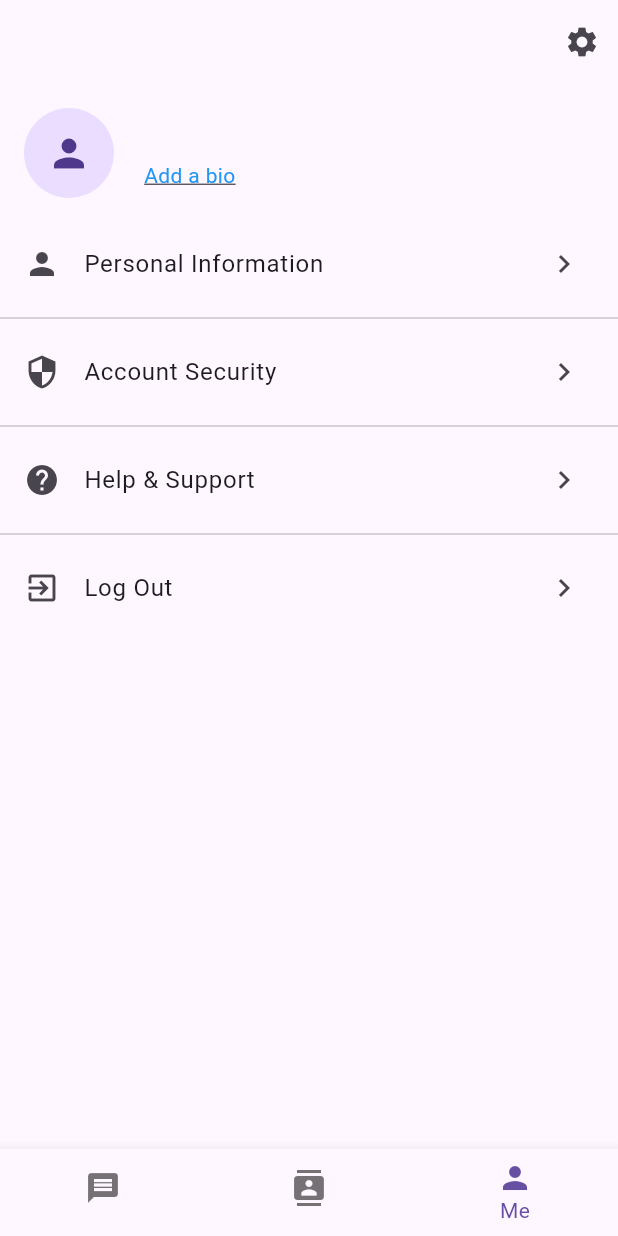
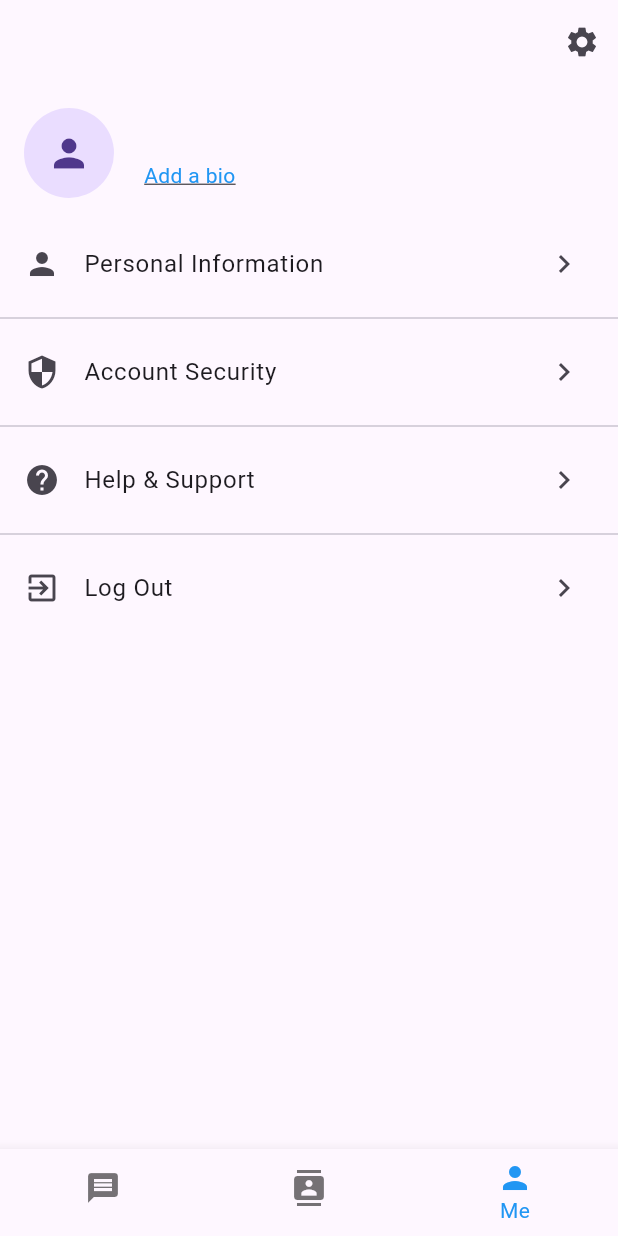
Before and after one commit to GaryXian/Flutter-Real-time-Messaging-and-Video-calls-Application, a Flutter app: the screen it shows once a user with an empty profile is signed in, item 3 of the bottom bar chosen, on a phone screen of 412 x 824 dp. Run offline on Flutter 3.47's test engine with Material 3 defaults, Android fonts, the phone set to English and light mode, and no system bars; our stand-ins replace cloud_firestore, file_picker, firebase_auth, firebase_core, firebase_storage, google_sign_in and 2 more; missing offline and left inert: flutter_facebook_auth, flutter_webrtc, mime_type; accounts and stored records are empty.

Commit message:
UI fixes

```diff
--- a/lib/home/home.dart
+++ b/lib/home/home.dart
@@ -40,6 +40,7 @@ class _HomePageState extends State<HomePage> {
           BottomNavigationBarItem(icon: Icon(Icons.person), label: 'Me'),
         ],
         showUnselectedLabels: false,
+        selectedItemColor: Colors.blue,
       ),
     );
   }
--- a/lib/main_screens/messages_screen.dart
+++ b/lib/main_screens/messages_screen.dart
@@ -352,7 +352,7 @@ Future<void> _loadMessages() async {
                           ? const Icon(Icons.person)
                           : null,
                 ),
-                title: Text(userData['displayName'] ?? 'Unknown'),
+                title: Text(userData['displayName'] ?? 'Unknown', style: TextStyle(fontWeight: FontWeight.bold),),
                 subtitle: Text(
                   (convo['lastMessage'] as String?)?.isNotEmpty == true
                       ? convo['lastMessage']
```
